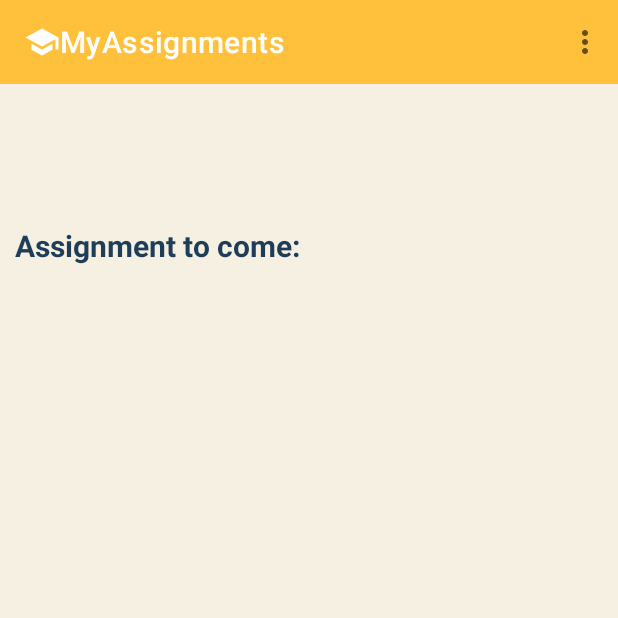
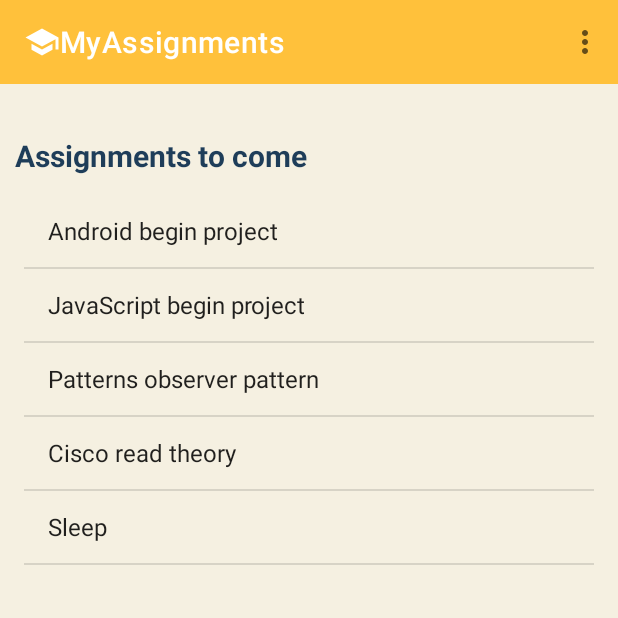
Before and after one commit to CristianaLima/Assigment, an Android app: the screen it shows after launch (MainActivity), on a phone screen of 412 x 824 dp, the top half of it. Run offline under Robolectric (Android 15) with nearby library versions, the phone set to English and light mode, and no system bars; our stand-ins replace navigation-ui; 3 statements that could not run were skipped.

Commit message:
ListView on Assignment page

```diff
--- a/app/src/main/java/com/example/assigmentemiliecristiana/MainActivity.java
+++ b/app/src/main/java/com/example/assigmentemiliecristiana/MainActivity.java
@@ -17,14 +17,21 @@ import com.example.assigmentemiliecristiana.databinding.ActivityMainBinding;
 
 import android.view.Menu;
 import android.view.MenuItem;
+import android.widget.ArrayAdapter;
+import android.widget.ListView;
+
+import java.util.ArrayList;
 
 public class MainActivity extends AppCompatActivity {
 
     private AppBarConfiguration appBarConfiguration;
     private ActivityMainBinding binding;
 
+    ListView listView;
+
     @Override
-    protected void onCreate(Bundle savedInstanceState) {
+    protected void onCreate(Bundle savedInstanceState)
+    {
         super.onCreate(savedInstanceState);
 
         binding = ActivityMainBinding.inflate(getLayoutInflater());
@@ -36,6 +43,17 @@ public class MainActivity extends AppCompatActivity {
         appBarConfiguration = new AppBarConfiguration.Builder(navController.getGraph()).build();
         NavigationUI.setupActionBarWithNavController(this, navController, appBarConfiguration);
 
+        listView=(ListView)findViewById(R.id.listview);
+
+      ArrayList<String> arrayList = new ArrayList<>();
+        arrayList.add("Android begin project");
+        arrayList.add("JavaScript begin project");
+        arrayList.add("Patterns observer pattern");
+        arrayList.add("Cisco read theory");
+        arrayList.add("Sleep");
+
+        ArrayAdapter arrayAdapter = new ArrayAdapter(this, android.R.layout.simple_list_item_1, arrayList);
+        listView.setAdapter(arrayAdapter);
     }
 
     @Override
--- a/app/src/main/res/layout/activity_calendar.xml
+++ b/app/src/main/res/layout/activity_calendar.xml
@@ -4,7 +4,8 @@
     xmlns:tools="http://schemas.android.com/tools"
     android:layout_width="match_parent"
     android:layout_height="match_parent"
-    tools:context=".Calendar">
+    tools:context=".Calendar"
+    android:background="#f5f0e1">
 
     <androidx.appcompat.widget.Toolbar
         android:id="@+id/toolbar"
--- a/app/src/main/res/layout/activity_main.xml
+++ b/app/src/main/res/layout/activity_main.xml
@@ -20,13 +20,30 @@
     <TextView
         android:layout_width="match_parent"
         android:layout_height="wrap_content"
-        android:text="Assignment to come:"
+        android:text="@string/title_home"
         android:textColor="#1e3d59"
         android:textSize="20dp"
         android:textStyle="bold"
         android:layout_marginLeft="10dp"
-        android:layout_marginTop="150dp"
+        android:layout_marginTop="90dp"
 
         />
 
+    <ListView
+
+        android:id="@+id/listview"
+        android:layout_width="match_parent"
+        android:layout_height="match_parent"
+        android:layout_marginStart="16dp"
+        android:layout_marginLeft="16dp"
+        android:layout_marginTop="130dp"
+        android:layout_marginEnd="16dp"
+        android:layout_marginRight="16dp"
+        android:layout_marginBottom="16dp"
+        app:layout_constraintBottom_toBottomOf="parent"
+        app:layout_constraintEnd_toEndOf="parent"
+        app:layout_constraintStart_toStartOf="parent"
+        app:layout_constraintTop_toTopOf="parent" />
+
+
 </RelativeLayout>
```
Also changed, not shown: app/src/main/java/Assignment.java (+46 -1 lines), app/src/main/res/values/strings.xml (+11 -0 lines).
